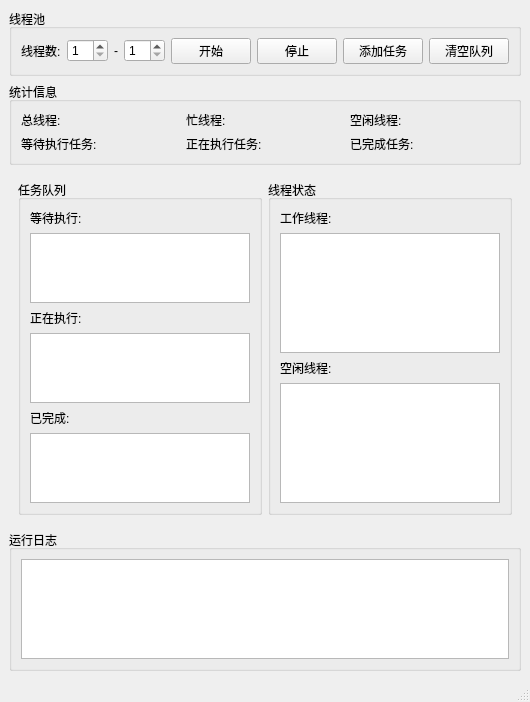
This is mainwindow.ui in HuJingwen1211/QT-ThreadPool as Qt 5 draws it before an edit. The edited form follows.
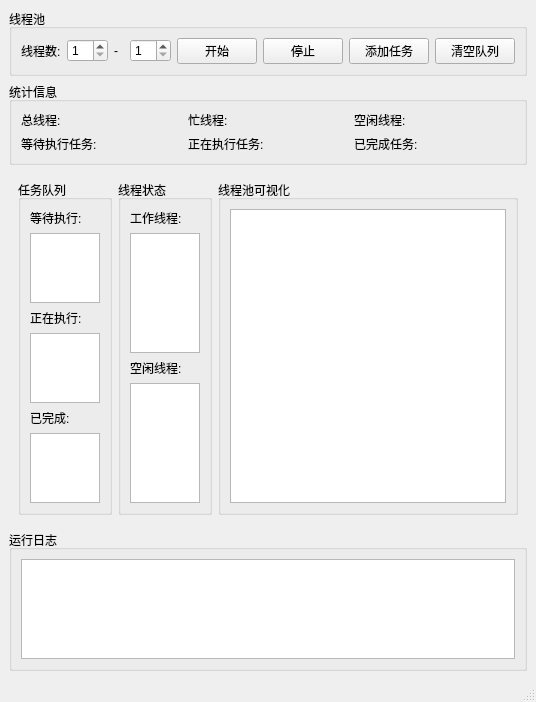
This is the edited form.

Commit message:
feat: 增加线程状态state字段，完善线程池与UI的状态联动
- WorkerThread类新增state字段，支持0=空闲、1=忙碌、-1=退出三种状态
- 线程run()过程中根据任务执行情况动态更新state
- ThreadPool增加getThreadState方法，UI可通过线程id获取当前状态
- 线程状态变化时通过threadStateChanged信号通知UI，保证UI实时刷新
- MainWindow根据线程状态动态更新工作线程和空闲线程列表
- 优化信号槽连接，提升线程池与UI的数据一致性
- 完善注释，提升代码可读性

The edit to the form file:
```diff
--- a/mainwindow.ui
+++ b/mainwindow.ui
@@ -7,7 +7,7 @@
     <x>0</x>
     <y>0</y>
     <width>489</width>
-    <height>565</height>
+    <height>579</height>
    </rect>
   </property>
   <property name="windowTitle">
@@ -208,6 +208,24 @@
          </layout>
         </widget>
        </item>
+       <item>
+        <widget class="QGroupBox" name="groupBox_6">
+         <property name="minimumSize">
+          <size>
+           <width>300</width>
+           <height>0</height>
+          </size>
+         </property>
+         <property name="title">
+          <string>线程池可视化</string>
+         </property>
+         <layout class="QVBoxLayout" name="verticalLayout_5">
+          <item>
+           <widget class="QGraphicsView" name="graphicsView"/>
+          </item>
+         </layout>
+        </widget>
+       </item>
       </layout>
      </widget>
     </item>
```
The commit also changes 9 other files.
